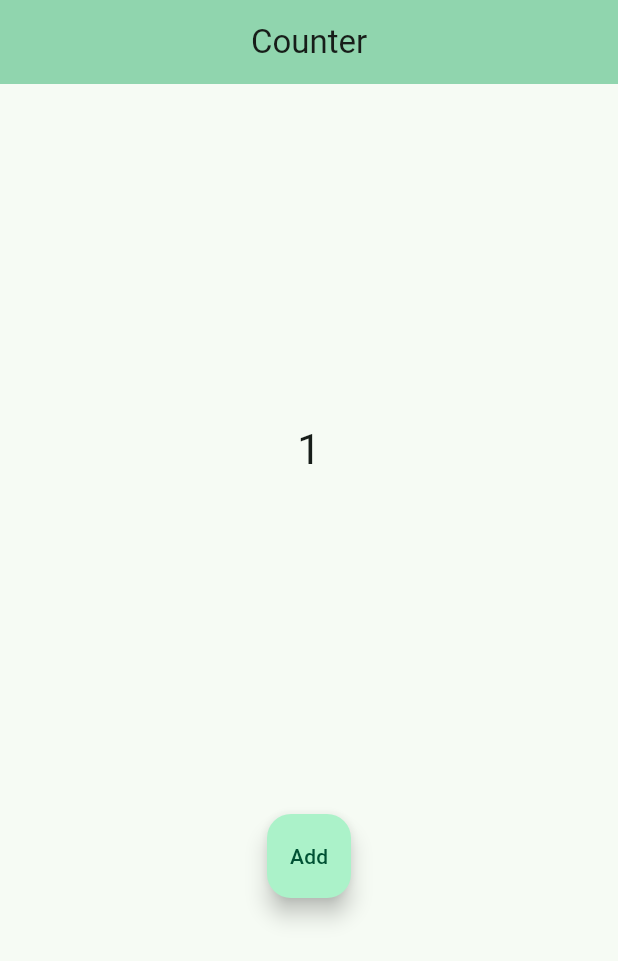
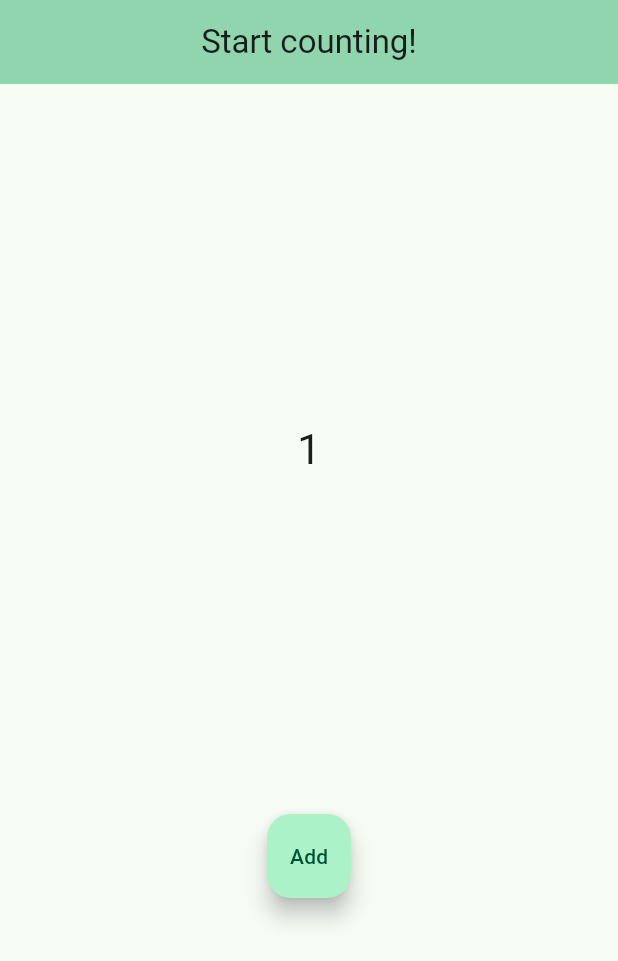
Before and after one commit to davidwong666/Flutter-App, a Flutter app: the MyHomePage screen opened directly, after a tap on "Add", on a phone screen of 412 x 824 dp. Shown: the top 961 px of the screen. Run offline on Flutter 3.47's test engine with Material 3 defaults, Android fonts, the phone set to English and light mode, and no system bars.

Commit message:
should be done

```diff
--- a/lib/counter.dart
+++ /dev/null
@@ -1,11 +0,0 @@
-import 'package:flutter/material.dart';
-
-class Counter extends ChangeNotifier {
-  int _count = 0;
-  int get count => _count;
-
-  void increment(){
-    _count++;
-    notifyListeners();
-  }
-}
--- a/lib/main.dart
+++ b/lib/main.dart
@@ -1,4 +1,3 @@
-import 'package:firstapp/counter.dart';
 import 'package:flutter/material.dart';
 import 'package:provider/provider.dart';
 
@@ -21,7 +20,7 @@ class MyApp extends StatelessWidget {
         colorScheme: ColorScheme.fromSeed(seedColor: const Color.fromARGB(255, 19, 191, 128)),
         useMaterial3: true,
       ),
-      home: const MyHomePage(title: 'Counter'),
+      home: const MyHomePage(title: 'Start counting!'),
     );
   }
 }
@@ -71,3 +70,12 @@ class _MyHomePageState extends State<MyHomePage> {
     );
   }
 }
+class Counter extends ChangeNotifier {
+  int _count = 0;
+  int get count => _count;
+
+  void increment(){
+    _count++;
+    notifyListeners();
+  }
+}
```
Also changed, not shown: 1 other file.
